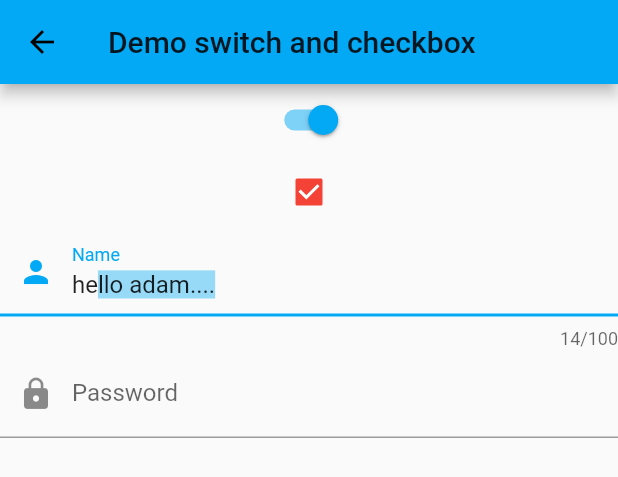
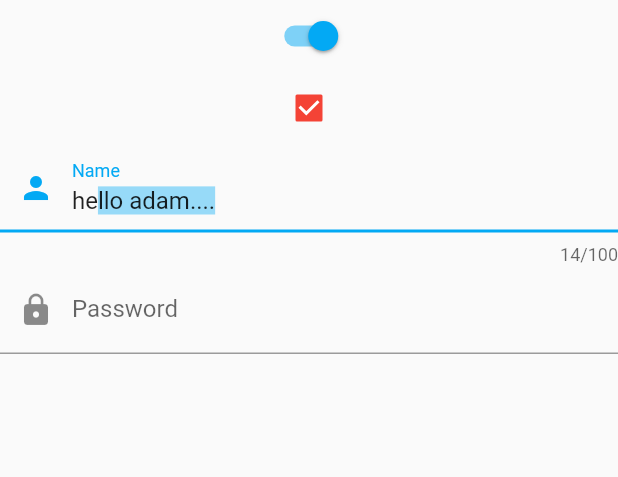
Before and after one commit to doremichen/my_first_flutter, a Flutter app: the SwitchAndCheckBoxTest widget shown alone on an empty page, opened directly, on a phone screen of 412 x 824 dp. Shown: the top 477 px of the screen. Run offline on Flutter 3.47's test engine with Material 2 defaults, Android fonts, the phone set to English and light mode, and no system bars; our stand-ins replace flutter_local_notifications, fluttertoast; missing offline and left inert: permission.

Commit message:
Refactor code

```diff
--- a/lib/main.dart
+++ b/lib/main.dart
@@ -374,6 +374,7 @@ class _CustNotifyTestRouteState extends State<CustNotifyTestRoute> {
     "Tab5",
     "Tab6",
     "Tab7",
+    "Tab8",
   ];
 
   List<Tab> tabItems;
@@ -447,6 +448,9 @@ class _CustNotifyTestRouteState extends State<CustNotifyTestRoute> {
             ),
             Container(
               child: FormTestRoute(),
+            ),
+            Container(
+              child: SwitchAndCheckBoxTest(),
             ),
           ],
 
@@ -1022,12 +1026,9 @@ class _SwitchAndCheckBoxTestSate extends State<SwitchAndCheckBoxTest> {
   @override
   Widget build(BuildContext context) {
 
-    return Scaffold(
-        appBar: AppBar(
-          title: Text("Demo switch and checkbox"),
-        ),
-        body: Center(
+    return Center(
       child: Column(
+        mainAxisAlignment: MainAxisAlignment.start,
         children: <Widget>[
           Switch(
             value: _switch,
@@ -1048,6 +1049,9 @@ class _SwitchAndCheckBoxTestSate extends State<SwitchAndCheckBoxTest> {
               });
             },
           ),
+          Container(
+            child: Column(
+              children: <Widget>[
                 TextField(
                   controller: _controller,
                   autofocus: true,
@@ -1059,16 +1063,17 @@ class _SwitchAndCheckBoxTestSate extends State<SwitchAndCheckBoxTest> {
                   maxLength: 100,
                 ),
                 TextField(
-                autofocus: true,
                   decoration: InputDecoration(
                     labelText: "Password",
                     hintText: "your login password",
                     prefixIcon: Icon(Icons.lock),
                   ),
                   obscureText: true,
-              )
-            ],
-          ),
+                ),
+              ],
+            ),
+          ),
+        ],
       ),
     );
   }
```
Lines whose indentation alone changed are shown as unchanged.
